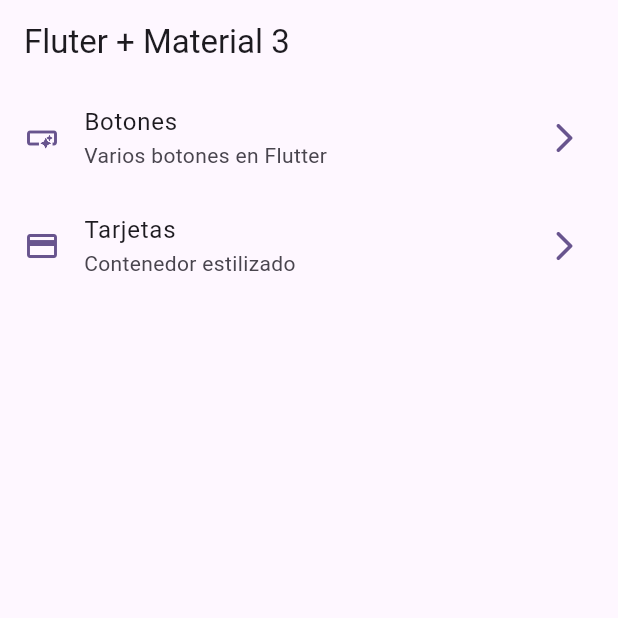
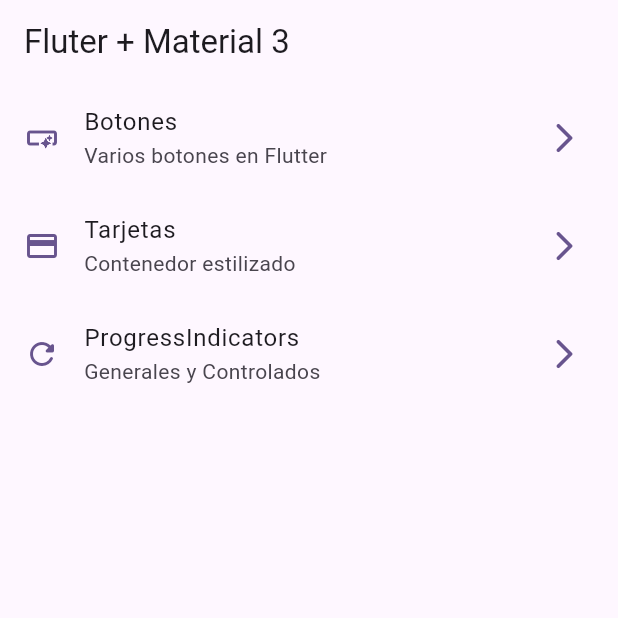
Before and after one commit to felipe9520/widget-app, a Flutter app: the screen it shows after launch, on a phone screen of 412 x 824 dp, the top half of it. Run offline on Flutter 3.47's test engine with Material 3 defaults, Android fonts, the phone set to English and light mode, and no system bars; our stand-ins replace go_router.

Commit message:
progress indicators finished

```diff
--- a/lib/config/menu/menu_items.dart
+++ b/lib/config/menu/menu_items.dart
@@ -36,4 +36,11 @@ const appMenuItems = <MenuItem>[
     icon: Icons.credit_card
   ),
 
+   MenuItem(
+    title: 'ProgressIndicators',
+    subtitle: 'Generales y Controlados',
+    link: '/progress',
+    icon: Icons.refresh_rounded
+  ),
+
 ];
--- a/lib/config/router/app_router.dart
+++ b/lib/config/router/app_router.dart
@@ -24,5 +24,11 @@ final appRouter = GoRouter(
       name: CardsScreen.name,
       builder: (context, state) => const CardsScreen(),
     ),
+
+    GoRoute(
+      path: '/progress',
+      name: ProgressScreen.name,
+      builder: (context, state) => const ProgressScreen(),
+    ),
   ],
 );
```
Also changed, not shown: lib/presentation/screens/progress/progress_screen.dart (+64 -1 lines).
